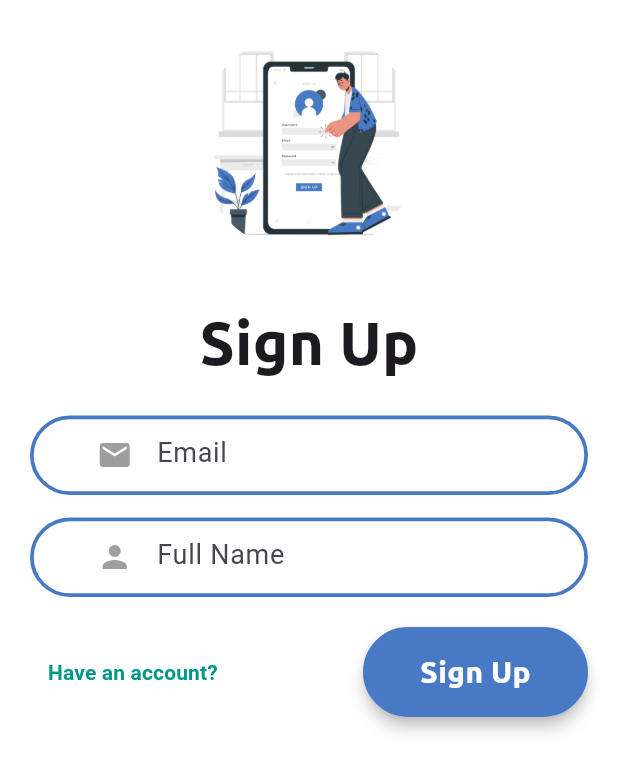
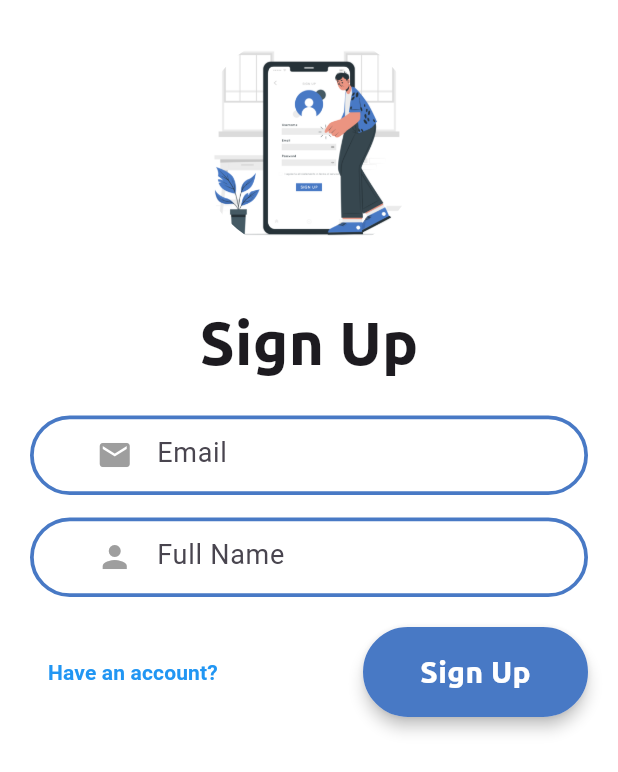
Before and after one commit to clean-city-watch/ccw-app, a Flutter app: the SignUpScreen screen opened by its route, on a phone screen of 412 x 824 dp. Shown: the top 772 px of the screen. Run offline on Flutter 3.47's test engine with Material 3 defaults, Android fonts, the phone set to English and light mode, and no system bars; drawn by our look-alikes of loading_overlay; our stand-ins replace audioplayers, carousel_slider, file_picker, flutter_map, flutter_rating_bar, font_awesome_flutter and 8 more; missing offline and left inert: maps_launcher, webview_flutter_android, webview_flutter_wkwebview; accounts and stored records are empty; Roboto replaces fonts that are missing (nunito); key blocks and very long unbroken strings in the code were emptied for the run.

Commit message:
color changed to blue

```diff
--- a/env.json
+++ b/env.json
@@ -1,4 +1,4 @@
 {
-    "API_URL": "http://192.168.14.8:3000" ,
-    "TRASH_AI_URL": "http://192.168.14.124:5150"
+    "API_URL": "http://10.48.249.109:3000" ,
+    "TRASH_AI_URL": "http://10.48.249.109:5150"
 }
--- a/lib/screens/otp_screen.dart
+++ b/lib/screens/otp_screen.dart
@@ -122,7 +122,7 @@ class _OtpScreenState extends State<OtpScreen> {
                       child: const Text(
                         'Have an account?',
                         style: TextStyle(
-                          color: Colors.teal,
+                          color: Colors.blue,
                           fontWeight: FontWeight.bold,
                         ),
                       ),
--- a/lib/screens/signup_screen.dart
+++ b/lib/screens/signup_screen.dart
@@ -103,7 +103,7 @@ class _SignUpScreenState extends State<SignUpScreen> {
                       child: const Text(
                         'Have an account?',
                         style: TextStyle(
-                          color: Colors.teal,
+                          color: Colors.blue,
                           fontWeight: FontWeight.bold,
                         ),
                       ),
```
Also changed, not shown: 1 other file.
